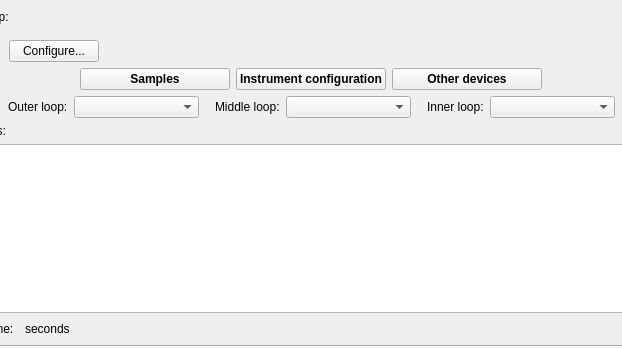
Qt form nicos_ess/loki/gui/ui_files/table.ui (mlz-ictrl/nicos) before a commit; both pictures show x 141 to 763 and y 0 to 348 of the 904 by 348 pixel window.
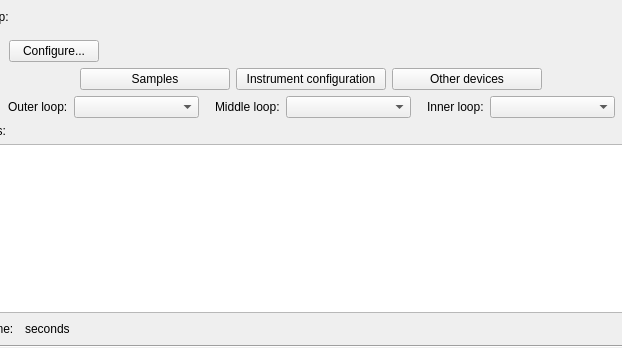
The same form after that commit.

Commit message: De-bold the button text

```diff
--- a/nicos_ess/loki/gui/ui_files/table.ui
+++ b/nicos_ess/loki/gui/ui_files/table.ui
@@ -156,8 +156,8 @@
        </property>
        <property name="font">
         <font>
-         <weight>75</weight>
-         <bold>true</bold>
+         <weight>50</weight>
+         <bold>false</bold>
         </font>
        </property>
        <property name="text">
@@ -175,8 +175,8 @@
        </property>
        <property name="font">
         <font>
-         <weight>75</weight>
-         <bold>true</bold>
+         <weight>50</weight>
+         <bold>false</bold>
         </font>
        </property>
        <property name="text">
@@ -194,8 +194,8 @@
        </property>
        <property name="font">
         <font>
-         <weight>75</weight>
-         <bold>true</bold>
+         <weight>50</weight>
+         <bold>false</bold>
         </font>
        </property>
        <property name="text">
```
